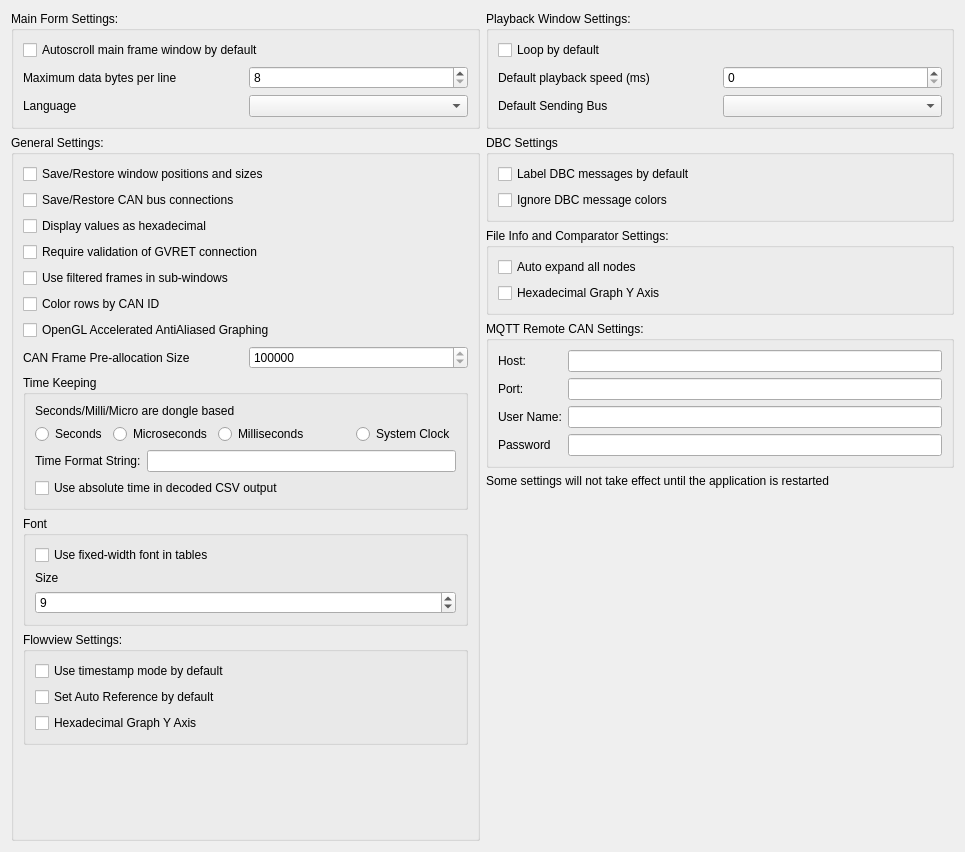
Above: ui/mainsettingsdialog.ui from dominikmaslak11/SavvyCAN before the change. Below: the same form after it.
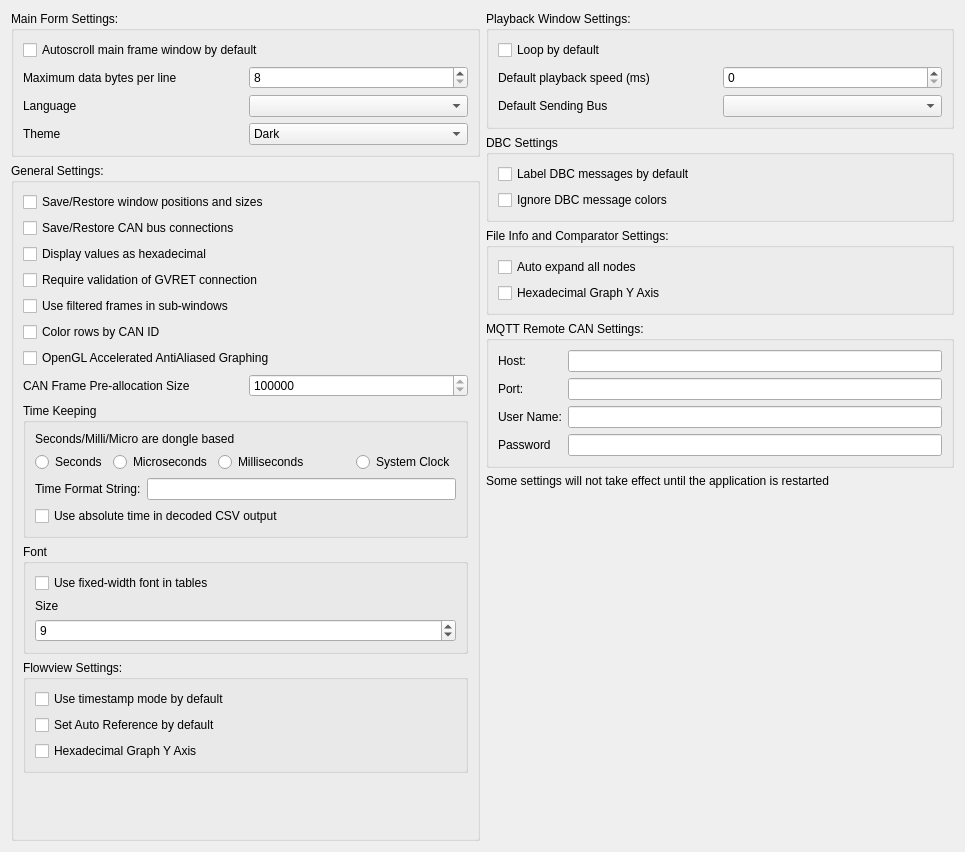
That is the form after the change.

Commit message: "themes-and-polish-encoding^"

```diff
--- a/ui/mainsettingsdialog.ui
+++ b/ui/mainsettingsdialog.ui
@@ -67,6 +67,36 @@
           </item>
          </layout>
         </item>
+        <item>
+         <layout class="QHBoxLayout" name="horizontalLayout_theme">
+          <item>
+           <widget class="QLabel" name="label_theme">
+            <property name="text">
+             <string>Theme</string>
+            </property>
+           </widget>
+          </item>
+          <item>
+           <widget class="QComboBox" name="comboTheme">
+            <item>
+             <property name="text">
+              <string>Dark</string>
+             </property>
+            </item>
+            <item>
+             <property name="text">
+              <string>Light</string>
+             </property>
+            </item>
+            <item>
+             <property name="text">
+              <string>High Contrast</string>
+             </property>
+            </item>
+           </widget>
+          </item>
+         </layout>
+        </item>
        </layout>
       </widget>
      </item>
```
The commit also changes 6 other files.
